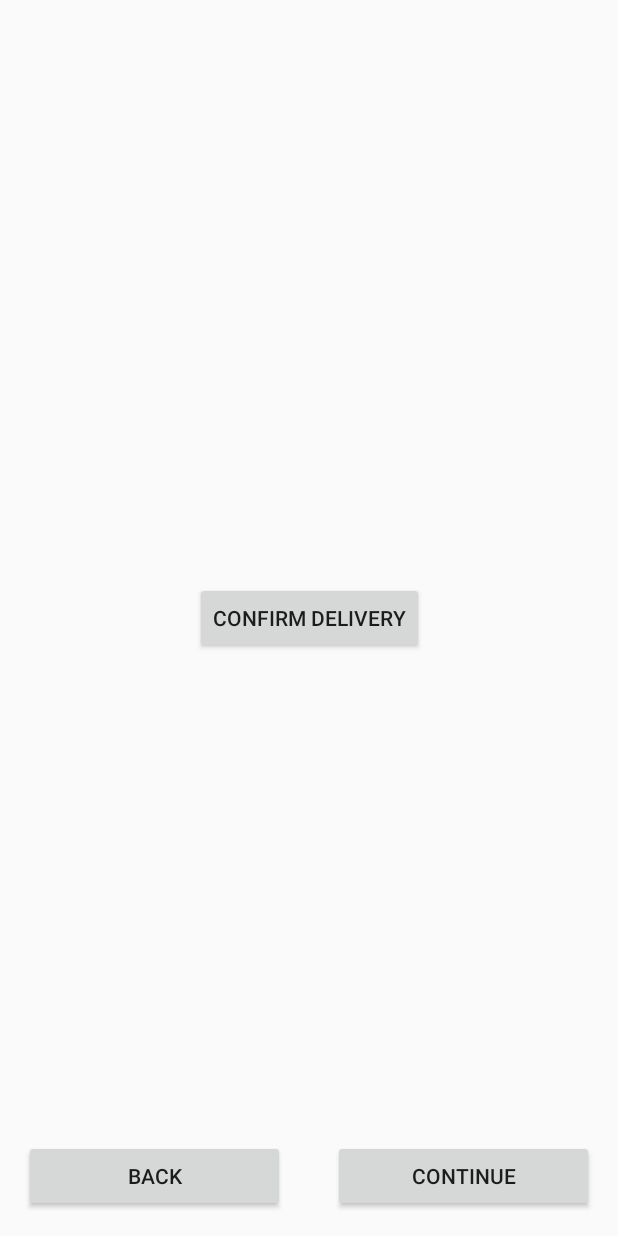
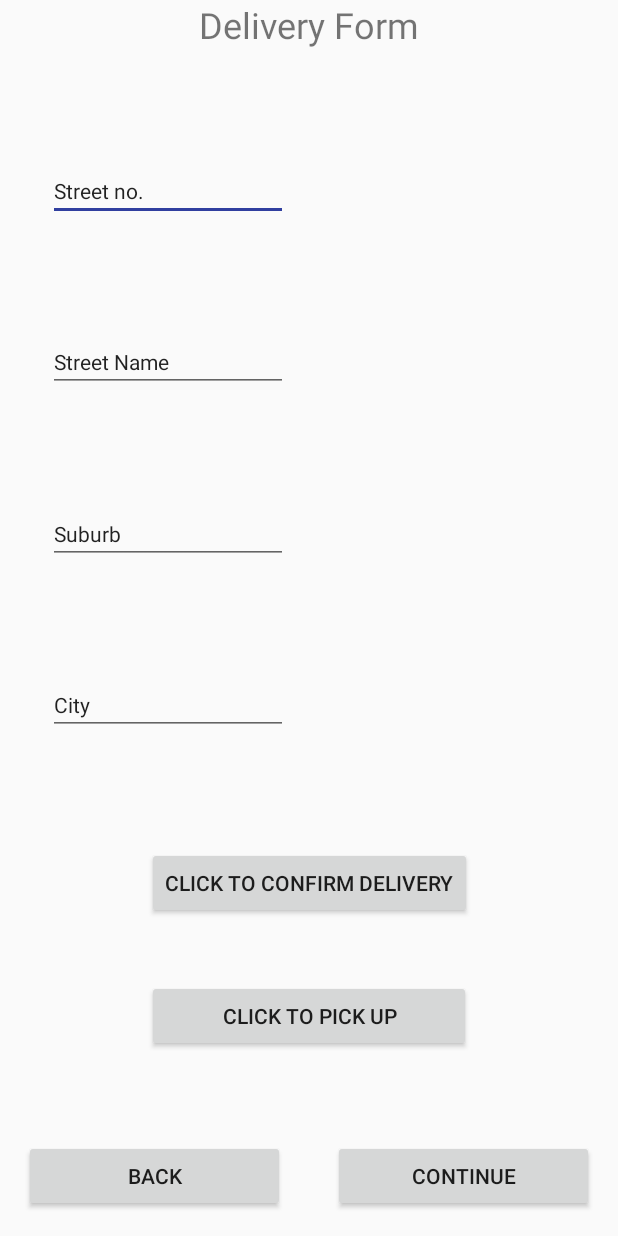
Before and after one commit to TheShrubs/PlantATreeApp, an Android app: the AddressActivity screen opened directly, with no data from a screen before it, on a phone screen of 412 x 824 dp. Run offline under Robolectric (Android 15) with nearby library versions, the phone set to English and light mode, and no system bars; 1 statement that could not run was skipped.

Commit message:
Updated ImageView in Cart Total
Cart Total now displays images of first 3 items in cart.
added textboxes to address placeholder activity

```diff
--- a/app/src/main/res/layout/activity_address.xml
+++ b/app/src/main/res/layout/activity_address.xml
@@ -40,10 +40,95 @@
         android:id="@+id/DeliveryButton"
         android:layout_width="wrap_content"
         android:layout_height="wrap_content"
-        android:text="Confirm Delivery"
+        android:text="click to confirm Delivery"
+        app:layout_constraintBottom_toBottomOf="parent"
+        app:layout_constraintEnd_toEndOf="parent"
+        app:layout_constraintStart_toStartOf="parent"
+        app:layout_constraintTop_toTopOf="parent"
+        app:layout_constraintVertical_bias="0.728" />
+
+    <Button
+        android:id="@+id/deliveryButton"
+        android:layout_width="216dp"
+        android:layout_height="wrap_content"
+        android:text="click to Pick Up"
         app:layout_constraintBottom_toBottomOf="parent"
         app:layout_constraintEnd_toEndOf="parent"
         app:layout_constraintHorizontal_bias="0.5"
         app:layout_constraintStart_toStartOf="parent"
-        app:layout_constraintTop_toTopOf="parent" />
+        app:layout_constraintTop_toTopOf="parent"
+        app:layout_constraintVertical_bias="0.842" />
+
+    <TextView
+        android:id="@+id/textView10"
+        android:layout_width="wrap_content"
+        android:layout_height="wrap_content"
+        android:text="Delivery Form"
+        android:textSize="24sp"
+        app:layout_constraintEnd_toEndOf="parent"
+        app:layout_constraintHorizontal_bias="0.5"
+        app:layout_constraintStart_toStartOf="parent"
+        tools:layout_editor_absoluteY="49dp" />
+
+    <EditText
+        android:id="@+id/editText"
+        android:layout_width="wrap_content"
+        android:layout_height="wrap_content"
+        android:layout_marginLeft="32dp"
+        android:layout_marginStart="32dp"
+        android:layout_marginTop="8dp"
+        android:ems="10"
+        android:inputType="textPersonName"
+        android:text="Street no."
+        android:textSize="14sp"
+        app:layout_constraintBottom_toTopOf="@+id/editText3"
+        app:layout_constraintStart_toStartOf="parent"
+        app:layout_constraintTop_toBottomOf="@+id/textView10" />
+
+    <EditText
+        android:id="@+id/editText2"
+        android:layout_width="wrap_content"
+        android:layout_height="wrap_content"
+        android:layout_marginLeft="32dp"
+        android:layout_marginStart="32dp"
+        android:layout_marginTop="8dp"
+        android:ems="10"
+        android:inputType="textPersonName"
+        android:text="Suburb"
+        android:textSize="14sp"
+        app:layout_constraintBottom_toTopOf="@+id/editText4"
+        app:layout_constraintStart_toStartOf="parent"
+        app:layout_constraintTop_toBottomOf="@+id/editText3" />
+
+    <EditText
+        android:id="@+id/editText4"
+        android:layout_width="wrap_content"
+        android:layout_height="wrap_content"
+        android:layout_marginBottom="8dp"
+        android:layout_marginLeft="32dp"
+        android:layout_marginStart="32dp"
+        android:layout_marginTop="8dp"
+        android:ems="10"
+        android:inputType="textPersonName"
+        android:text="City"
+        android:textSize="14sp"
+        app:layout_constraintBottom_toTopOf="@+id/DeliveryButton"
+        app:layout_constraintStart_toStartOf="parent"
+        app:layout_constraintTop_toBottomOf="@+id/editText2" />
+
+    <EditText
+        android:id="@+id/editText3"
+        android:layout_width="wrap_content"
+        android:layout_height="wrap_content"
+        android:layout_marginLeft="32dp"
+        android:layout_marginStart="32dp"
+        android:layout_marginTop="8dp"
+        android:ems="10"
+        android:inputType="textPersonName"
+        android:text="Street Name"
+        android:textSize="14sp"
+        app:layout_constraintBottom_toTopOf="@+id/editText2"
+        app:layout_constraintStart_toStartOf="parent"
+        app:layout_constraintTop_toBottomOf="@+id/editText" />
+
 </android.support.constraint.ConstraintLayout>
--- a/app/src/main/res/layout/border.xml
+++ /dev/null
@@ -1,6 +0,0 @@
-<?xml version="1.0" encoding="utf-8"?>
-<shape xmlns:android="http://schemas.android.com/apk/res/android">
-    <stroke
-        android:width="2dp"
-        android:color="#000000" />
-</shape>
```
Also changed, not shown: app/src/main/java/com/example/theshrubs/plantatree/activity/CartTotalActivity.java (+51 -3 lines), app/src/main/res/layout/activity_cart_total.xml (+3 -9 lines).
